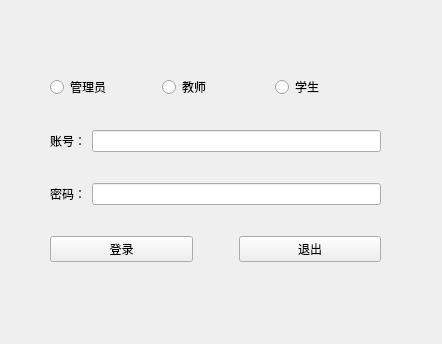
Above: login.ui from yccc233/mana-sys before the change. Below: the same form after it.
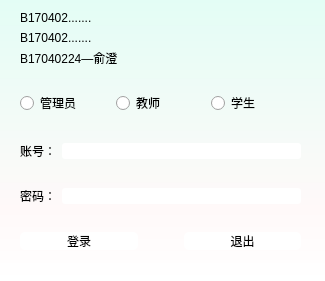
That is the form after the change.

Commit message: 优化登陆界面

The edit to the form file:
```diff
--- a/login.ui
+++ b/login.ui
@@ -6,21 +6,54 @@
    <rect>
     <x>0</x>
     <y>0</y>
-    <width>442</width>
-    <height>344</height>
+    <width>325</width>
+    <height>281</height>
    </rect>
   </property>
   <property name="windowTitle">
    <string>Login</string>
   </property>
+  <property name="styleSheet">
+   <string notr="true">#pushButton_login,#pushButton_quit{
+background:white;
+border-radius:5px;
+}
+
+#pushButton_login:hover,#pushButton_quit:hover{
+background:aqua;
+border-radius:5px;
+}
+
+#pushButton_login:pressed,#pushButton_quit:pressed{
+background:blue;
+border-radius:5px;
+}
+
+QLineEdit{
+border-radius:3px;
+}
+
+QLineEdit:hover{
+border-radius:3px;
+border:1px solid lightskyblue;
+}
+
+#label_3:hover,#label_4:hover,#label_5:hover{
+color:red;
+}
+
+#Login{
+background:qlineargradient(spread:pad, x1:0, y1:1, x2:0, y2:0, stop:0 rgba(255, 255, 255, 255), stop:0.258706 rgba(255, 249, 249, 255), stop:1 rgba(227, 253, 245, 255))
+}</string>
+  </property>
   <widget class="QWidget" name="centralwidget">
    <widget class="QWidget" name="verticalLayoutWidget">
     <property name="geometry">
      <rect>
-      <x>50</x>
-      <y>50</y>
-      <width>331</width>
-      <height>241</height>
+      <x>20</x>
+      <y>70</y>
+      <width>281</width>
+      <height>201</height>
      </rect>
     </property>
     <layout class="QVBoxLayout" name="verticalLayout">
@@ -76,7 +109,11 @@
         </widget>
        </item>
        <item>
-        <widget class="QLineEdit" name="lineEdit_pw"/>
+        <widget class="QLineEdit" name="lineEdit_pw">
+         <property name="echoMode">
+          <enum>QLineEdit::Password</enum>
+         </property>
+        </widget>
        </item>
       </layout>
      </item>
@@ -116,6 +153,58 @@
      </item>
     </layout>
    </widget>
+   <widget class="QLabel" name="label_3">
+    <property name="geometry">
+     <rect>
+      <x>20</x>
+      <y>10</y>
+      <width>121</width>
+      <height>16</height>
+     </rect>
+    </property>
+    <property name="text">
+     <string>B170402.......</string>
+    </property>
+   </widget>
+   <widget class="QLabel" name="label_4">
+    <property name="geometry">
+     <rect>
+      <x>20</x>
+      <y>30</y>
+      <width>121</width>
+      <height>16</height>
+     </rect>
+    </property>
+    <property name="text">
+     <string>B170402.......</string>
+    </property>
+   </widget>
+   <widget class="QLabel" name="label_5">
+    <property name="geometry">
+     <rect>
+      <x>20</x>
+      <y>50</y>
+      <width>121</width>
+      <height>16</height>
+     </rect>
+    </property>
+    <property name="text">
+     <string>B17040224—俞澄</string>
+    </property>
+   </widget>
+   <widget class="QLabel" name="label_pic">
+    <property name="geometry">
+     <rect>
+      <x>190</x>
+      <y>10</y>
+      <width>71</width>
+      <height>41</height>
+     </rect>
+    </property>
+    <property name="text">
+     <string/>
+    </property>
+   </widget>
   </widget>
  </widget>
  <resources/>
```
Left out of the diff: 15 changed lines with no effect on the pictures. The commit also changes 3 other files.
